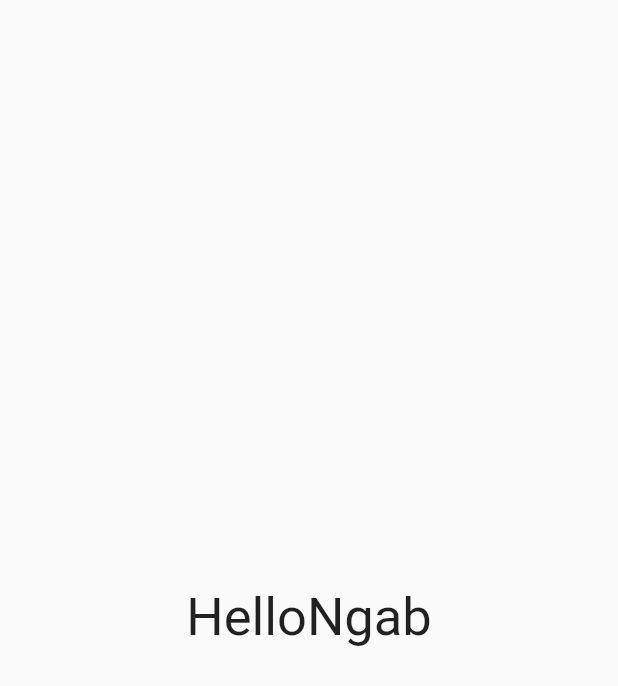
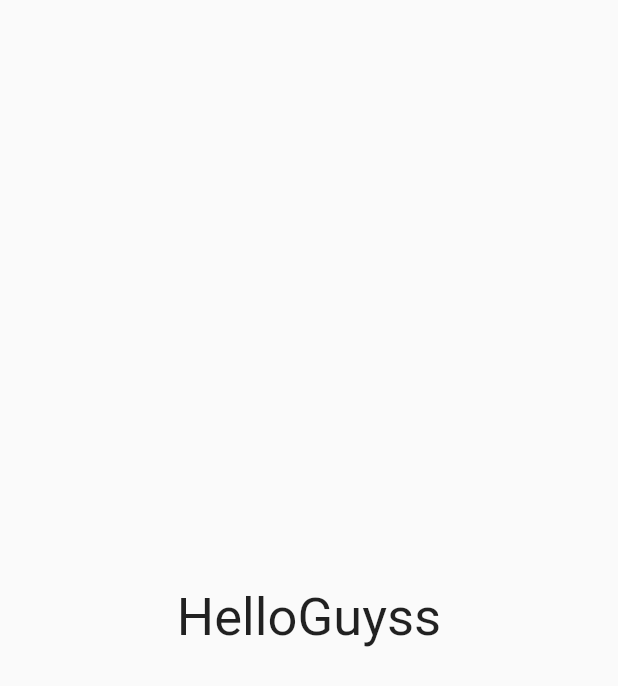
Before and after one commit to Adam-Ghazy/Project-minggu1-wppb, a Flutter app: the screen it shows after launch, on a phone screen of 412 x 824 dp. Shown: the top 686 px of the screen. Run offline on Flutter 3.47's test engine with Material 2 defaults, Android fonts, the phone set to English and light mode, and no system bars.

Commit message:
Revert "tgl 21"
This reverts commit f66ca850dc4239dcb4642fb8aa797ec7b0233a2f.

```diff
--- a/lib/main.dart
+++ b/lib/main.dart
@@ -15,7 +15,7 @@ class MyApp extends StatelessWidget {
       home: Scaffold(
         body: Center(
           child: Text(
-            'HelloNgab',
+            'HelloGuyss',
             style: TextStyle(
               fontSize: 35,
             ),
```
